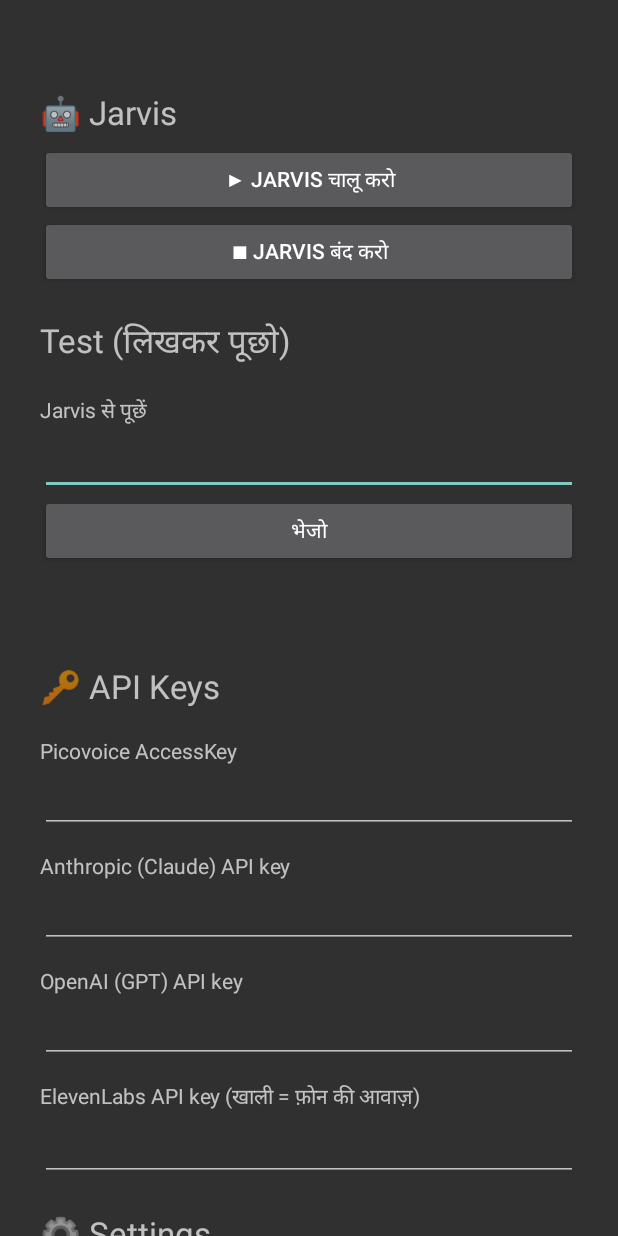
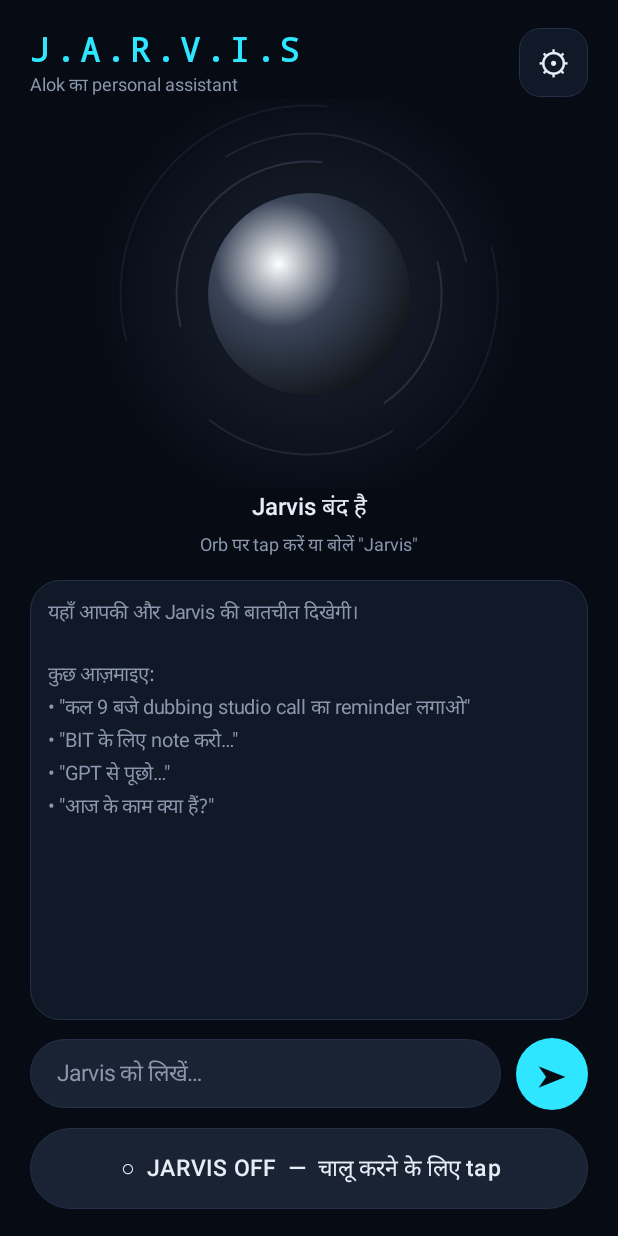
Before and after one commit to alokkr1995/jarvis, an Android app: the screen it shows after launch (MainActivity), on a phone screen of 412 x 824 dp. Run offline under Robolectric (Android 15) with nearby library versions, the phone set to English and light mode, and no system bars; libraries missing offline, so code that uses them is left out: ai.picovoice.porcupine.

Commit message:
Update MainActivity.kt

```diff
--- a/app/src/main/java/com/alok/jarvis/MainActivity.kt
+++ b/app/src/main/java/com/alok/jarvis/MainActivity.kt
@@ -6,89 +6,199 @@ import android.content.Intent
 import android.content.pm.PackageManager
 import android.os.Build
 import android.os.Bundle
-import android.provider.Settings as AndroidSettings
 import android.text.InputType
+import android.view.Gravity
+import android.view.View
 import android.view.ViewGroup.LayoutParams.MATCH_PARENT
 import android.view.ViewGroup.LayoutParams.WRAP_CONTENT
-import android.widget.Button
+import android.view.inputmethod.EditorInfo
 import android.widget.EditText
+import android.widget.FrameLayout
 import android.widget.LinearLayout
 import android.widget.ScrollView
 import android.widget.TextView
 import android.widget.Toast
 
-/** Settings screen + Start/Stop + typed test + live log */
+/** मुख्य screen: orb + status + बातचीत + लिखकर पूछना + ON/OFF */
 class MainActivity : Activity() {
-    private lateinit var s: Settings
-    private lateinit var logView: TextView
+    private lateinit var orb: OrbView
+    private lateinit var status: TextView
+    private lateinit var chatBox: LinearLayout
+    private lateinit var chatScroll: ScrollView
+    private lateinit var power: TextView
+    private lateinit var empty: TextView
+    private fun dp(v: Float) = Ui.dp(this, v)
 
     override fun onCreate(savedInstanceState: Bundle?) {
         super.onCreate(savedInstanceState)
-        s = Settings(this)
+        window.statusBarColor = Ui.BG
+        window.navigationBarColor = Ui.BG
 
-        val col = LinearLayout(this).apply { orientation = LinearLayout.VERTICAL; setPadding(40, 60, 40, 60) }
-        fun title(t: String) = col.addView(TextView(this).apply { text = t; textSize = 22f; setPadding(0, 30, 0, 10) })
-        fun field(label: String, value: String, secret: Boolean = false, multi: Boolean = false): EditText {
-            col.addView(TextView(this).apply { text = label; setPadding(0, 18, 0, 0) })
-            return EditText(this).apply {
-                setText(value)
-                inputType = when {
-                    secret -> InputType.TYPE_CLASS_TEXT or InputType.TYPE_TEXT_VARIATION_PASSWORD
-                    multi -> InputType.TYPE_CLASS_TEXT or InputType.TYPE_TEXT_FLAG_MULTI_LINE
-                    else -> InputType.TYPE_CLASS_TEXT
-                }
-                if (multi) minLines = 3
-                col.addView(this, LinearLayout.LayoutParams(MATCH_PARENT, WRAP_CONTENT))
-            }
-        }
-        fun button(t: String, onClick: () -> Unit) =
-            col.addView(Button(this).apply { text = t; setOnClickListener { onClick() } })
-
-        title("🤖 Jarvis")
-        button("▶ Jarvis चालू करो") { startJarvis() }
-        button("■ Jarvis बंद करो") { stopService(Intent(this, JarvisService::class.java)); log("Jarvis बंद") }
-
-        title("Test (लिखकर पूछो)")
-        val test = field("Jarvis से पूछें", "")
-        button("भेजो") {
-            val svc = JarvisService.instance
-            if (svc == null) toast("पहले Jarvis चालू करो") else { svc.askTyped(test.text.toString()); test.setText("") }
+        val root = LinearLayout(this).apply {
+            orientation = LinearLayout.VERTICAL
+            setBackgroundColor(Ui.BG)
+            setPadding(dp(20f), dp(18f), dp(20f), dp(18f))
         }
 
-        logView = TextView(this).apply { textSize = 13f; setPadding(0, 20, 0, 20) }
-        col.addView(logView)
+        // ---- Top bar ----
+        val top = LinearLayout(this).apply { orientation = LinearLayout.HORIZONTAL; gravity = Gravity.CENTER_VERTICAL }
+        val titleCol = LinearLayout(this).apply { orientation = LinearLayout.VERTICAL }
+        titleCol.addView(TextView(this).apply {
+            text = "J.A.R.V.I.S"; setTextColor(Ui.CYAN); textSize = 22f; typeface = Ui.MONO; letterSpacing = 0.15f
+        })
+        titleCol.addView(TextView(this).apply {
+            text = "Alok का personal assistant"; setTextColor(Ui.MUTED); textSize = 12f
+        })
+        top.addView(titleCol, LinearLayout.LayoutParams(0, WRAP_CONTENT, 1f))
+        top.addView(TextView(this).apply {
+            text = "⚙"; textSize = 22f; setTextColor(Ui.TEXT); gravity = Gravity.CENTER
+            background = Ui.rounded(this@MainActivity, Ui.SURFACE, 14f, Ui.BORDER)
+            setOnClickListener { startActivity(Intent(this@MainActivity, SettingsActivity::class.java)) }
+        }, LinearLayout.LayoutParams(dp(46f), dp(46f)))
+        root.addView(top)
 
-        title("🔑 API Keys")
-        val pico = field("Picovoice AccessKey", s.picovoiceKey, secret = true)
-        val ant = field("Anthropic (Claude) API key", s.anthropicKey, secret = true)
-        val oai = field("OpenAI (GPT) API key", s.openaiKey, secret = true)
-        val ele = field("ElevenLabs API key (खाली = फ़ोन की आवाज़)", s.elevenKey, secret = true)
+        // ---- Orb ----
+        orb = OrbView(this).apply {
+            setOnClickListener { onOrbTap() }
+            contentDescription = "Jarvis से बात करें"
+        }
+        root.addView(orb, LinearLayout.LayoutParams(MATCH_PARENT, dp(260f)))
 
-        title("⚙️ Settings")
-        val voiceId = field("ElevenLabs Voice ID", s.voiceId)
-        val cm = field("Claude model", s.claudeModel)
-        val gm = field("GPT model", s.gptModel)
-        val lang = field("सुनने की भाषा (hi-IN / en-IN)", s.language)
-        val sens = field("Wake word sensitivity (0.0 – 1.0)", s.sensitivity.toString())
-        val pers = field("Jarvis का स्वभाव (personality)", s.personality, multi = true)
-        val rules = field("Custom नियम (Jarvis बोलकर भी जोड़ता है)", s.customRules, multi = true)
+        status = TextView(this).apply {
+            setTextColor(Ui.TEXT); textSize = 16f; typeface = Ui.MEDIUM; gravity = Gravity.CENTER
+        }
+        root.addView(status, LinearLayout.LayoutParams(MATCH_PARENT, WRAP_CONTENT))
+        root.addView(TextView(this).apply {
+            text = "Orb पर tap करें या बोलें \"Jarvis\""; setTextColor(Ui.MUTED); textSize = 12f; gravity = Gravity.CENTER
+            setPadding(0, dp(4f), 0, dp(14f))
+        })
 
-        button("💾 Save") {
-            s.picovoiceKey = pico.text.toString(); s.anthropicKey = ant.text.toString()
-            s.openaiKey = oai.text.toString(); s.elevenKey = ele.text.toString()
-            s.voiceId = voiceId.text.toString(); s.claudeModel = cm.text.toString()
-            s.gptModel = gm.text.toString(); s.language = lang.text.toString()
-            s.sensitivity = sens.text.toString().toFloatOrNull() ?: 0.6f
-            s.personality = pers.text.toString(); s.customRules = rules.text.toString()
-            toast("Saved. बदलाव के लिए Jarvis बंद करके फिर चालू करें।")
+        // ---- Chat ----
+        val chatCard = FrameLayout(this).apply {
+            background = Ui.rounded(this@MainActivity, Ui.SURFACE, 20f, Ui.BORDER)
+            setPadding(dp(12f), dp(12f), dp(12f), dp(12f))
         }
-        button("🔋 Battery: Jarvis को Unrestricted करो") {
-            startActivity(Intent(AndroidSettings.ACTION_IGNORE_BATTERY_OPTIMIZATION_SETTINGS))
+        chatScroll = ScrollView(this).apply { isVerticalScrollBarEnabled = false }
+        chatBox = LinearLayout(this).apply { orientation = LinearLayout.VERTICAL }
+        chatScroll.addView(chatBox)
+        empty = TextView(this).apply {
+            text = "यहाँ आपकी और Jarvis की बातचीत दिखेगी।\n\nकुछ आज़माइए:\n• \"कल 9 बजे dubbing studio call का reminder लगाओ\"\n• \"BIT के लिए note करो…\"\n• \"GPT से पूछो…\"\n• \"आज के काम क्या हैं?\""
+            setTextColor(Ui.MUTED); textSize = 13f; setLineSpacing(0f, 1.25f)
         }
+        chatCard.addView(empty)
+        chatCard.addView(chatScroll)
+        root.addView(chatCard, LinearLayout.LayoutParams(MATCH_PARENT, 0, 1f))
 
-        setContentView(ScrollView(this).apply { addView(col) })
-        JarvisService.logListener = { log(it) }
+        // ---- Input ----
+        val inputRow = LinearLayout(this).apply {
+            orientation = LinearLayout.HORIZONTAL; gravity = Gravity.CENTER_VERTICAL
+            setPadding(0, dp(12f), 0, dp(12f))
+        }
+        val input = EditText(this).apply {
+            hint = "Jarvis को लिखें…"; setHintTextColor(Ui.MUTED); setTextColor(Ui.TEXT); textSize = 15f
+            background = Ui.rounded(this@MainActivity, Ui.SURFACE2, 24f, Ui.BORDER)
+            setPadding(dp(18f), dp(12f), dp(18f), dp(12f))
+            inputType = InputType.TYPE_CLASS_TEXT or InputType.TYPE_TEXT_FLAG_CAP_SENTENCES
+            imeOptions = EditorInfo.IME_ACTION_SEND
+        }
+        val send = TextView(this).apply {
+            text = "➤"; textSize = 20f; setTextColor(Ui.BG); gravity = Gravity.CENTER
+            background = Ui.rounded(this@MainActivity, Ui.CYAN, 24f)
+        }
+        fun doSend() {
+            val t = input.text.toString().trim()
+            if (t.isEmpty()) return
+            val svc = JarvisService.instance
+            if (svc == null) { toast("पहले नीचे से Jarvis ON करें"); return }
+            svc.askTyped(t); input.setText("")
+        }
+        send.setOnClickListener { doSend() }
+        input.setOnEditorActionListener { _, id, _ -> if (id == EditorInfo.IME_ACTION_SEND) { doSend(); true } else false }
+        inputRow.addView(input, LinearLayout.LayoutParams(0, WRAP_CONTENT, 1f))
+        inputRow.addView(View(this), LinearLayout.LayoutParams(dp(10f), 1))
+        inputRow.addView(send, LinearLayout.LayoutParams(dp(48f), dp(48f)))
+        root.addView(inputRow)
+
+        // ---- Power ----
+        power = TextView(this).apply {
+            textSize = 15f; typeface = Ui.MEDIUM; gravity = Gravity.CENTER; letterSpacing = 0.05f
+            setOnClickListener { togglePower() }
+        }
+        root.addView(power, LinearLayout.LayoutParams(MATCH_PARENT, dp(54f)))
+
+        setContentView(root)
         askPermissions()
+    }
+
+    override fun onResume() {
+        super.onResume()
+        JarvisService.stateListener = { render(it) }
+        JarvisService.chatListener = { u, t -> addBubble(u, t) }
+        render(if (JarvisService.instance == null) "off" else JarvisService.currentState)
+    }
+
+    override fun onPause() {
+        JarvisService.stateListener = null
+        JarvisService.chatListener = null
+        super.onPause()
+    }
+
+    private fun render(s: String) {
+        orb.state = s
+        status.text = when (s) {
+            "idle" -> "सुन रहा हूँ — बोलिए \"Jarvis\""
+            "listening" -> "🎤 बोलिए, Sir…"
+            "thinking" -> "सोच रहा हूँ…"
+            "speaking" -> "🔊 बोल रहा हूँ…"
+            "error" -> "⚠ Settings में Picovoice key जाँचिए"
+            else -> "Jarvis बंद है"
+        }
+        val on = JarvisService.instance != null
+        power.text = if (on) "●  JARVIS ON  —  बंद करने के लिए tap" else "○  JARVIS OFF  —  चालू करने के लिए tap"
+        power.setTextColor(if (on) Ui.BG else Ui.TEXT)
+        power.background = if (on) Ui.gradient(this, intArrayOf(Ui.CYAN, Ui.BLUE), 27f)
+                           else Ui.rounded(this, Ui.SURFACE2, 27f, Ui.BORDER)
+    }
+
+    private fun addBubble(fromUser: Boolean, text: String) {
+        empty.visibility = View.GONE
+        val b = TextView(this).apply {
+            this.text = text; textSize = 14.5f; setLineSpacing(0f, 1.2f)
+            setTextColor(if (fromUser) Ui.BG else Ui.TEXT)
+            background = if (fromUser) Ui.gradient(this@MainActivity, intArrayOf(Ui.CYAN, Ui.BLUE), 18f)
+                         else Ui.rounded(this@MainActivity, Ui.SURFACE2, 18f, Ui.BORDER)
+            setPadding(dp(14f), dp(10f), dp(14f), dp(10f))
+            maxWidth = (resources.displayMetrics.widthPixels * 0.72f).toInt()
+        }
+        val lp = LinearLayout.LayoutParams(WRAP_CONTENT, WRAP_CONTENT).apply {
+            gravity = if (fromUser) Gravity.END else Gravity.START
+            topMargin = dp(8f)
+        }
+        chatBox.addView(b, lp)
+        chatScroll.post { chatScroll.fullScroll(View.FOCUS_DOWN) }
+    }
+
+    private fun onOrbTap() {
+        val svc = JarvisService.instance
+        if (svc == null) togglePower() else svc.manualWake()
+    }
+
+    private fun togglePower() {
+        if (JarvisService.instance != null) {
+            stopService(Intent(this, JarvisService::class.java))
+            orb.postDelayed({ render("off") }, 300)
+            return
+        }
+        if (checkSelfPermission(Manifest.permission.RECORD_AUDIO) != PackageManager.PERMISSION_GRANTED) {
+            askPermissions(); toast("Mic की permission दीजिए"); return
+        }
+        val s = Settings(this)
+        if (s.anthropicKey.isBlank() || s.picovoiceKey.isBlank()) {
+            toast("पहले ⚙ Settings में Picovoice और Anthropic keys डालिए")
+            startActivity(Intent(this, SettingsActivity::class.java)); return
+        }
+        startForegroundService(Intent(this, JarvisService::class.java))
+        orb.postDelayed({ render(JarvisService.currentState) }, 600)
     }
 
     private fun askPermissions() {
@@ -98,23 +208,5 @@ class MainActivity : Activity() {
         if (missing.isNotEmpty()) requestPermissions(missing.toTypedArray(), 1)
     }
 
-    private fun startJarvis() {
-        if (checkSelfPermission(Manifest.permission.RECORD_AUDIO) != PackageManager.PERMISSION_GRANTED) {
-            askPermissions(); toast("Mic की permission दीजिए"); return
-        }
-        startForegroundService(Intent(this, JarvisService::class.java))
-        log("Jarvis चालू हो रहा है...")
-    }
-
-    private fun log(msg: String) {
-        val lines = (msg + "\n" + logView.text).lines().take(40)
-        logView.text = lines.joinToString("\n")
-    }
-
     private fun toast(t: String) = Toast.makeText(this, t, Toast.LENGTH_LONG).show()
-
-    override fun onDestroy() {
-        JarvisService.logListener = null
-        super.onDestroy()
-    }
 }
```
